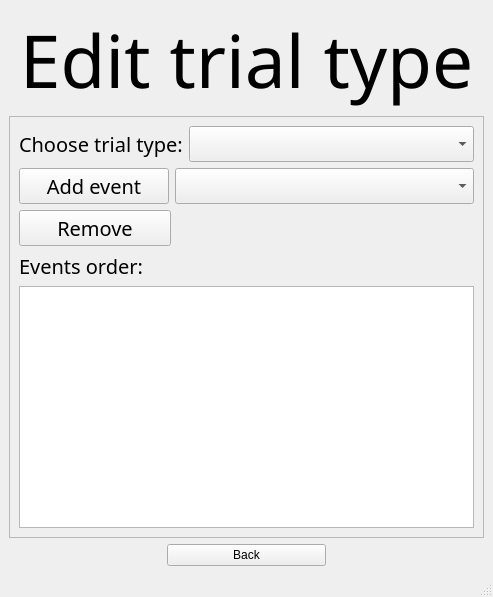
Qt form UI/edit_trial_type.ui (KehatSudri/Behavior_System2.0) before a commit.
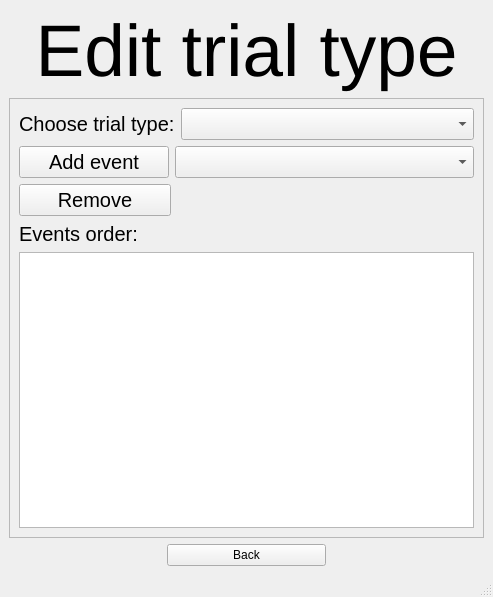
The same form after that commit.

Commit message: chage font from Gabriola to Arial

What changed in the file:
```diff
--- a/UI/edit_trial_type.ui
+++ b/UI/edit_trial_type.ui
@@ -43,7 +43,7 @@
       </property>
       <property name="font">
        <font>
-        <family>Gabriola</family>
+        <family>Arial</family>
         <pointsize>55</pointsize>
         <weight>50</weight>
         <italic>false</italic>
@@ -104,7 +104,7 @@
      <widget class="QScrollArea" name="scrollArea">
       <property name="font">
        <font>
-        <family>Gabriola</family>
+        <family>Arial</family>
         <pointsize>15</pointsize>
        </font>
       </property>
```
Left out of the diff: 2 changed lines with no effect on the pictures. The commit also changes 25 other files.
